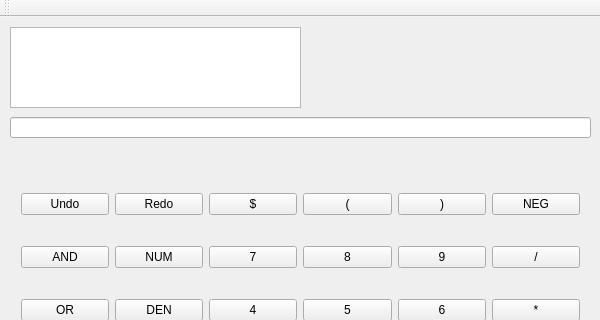
Above: UTComputer/views/mainwindow.ui from Pierre-Gilles/ut-computer before the change; both pictures show x 0 to 600 and y 0 to 320 of the 600 by 516 pixel window. Below: the same form after it.
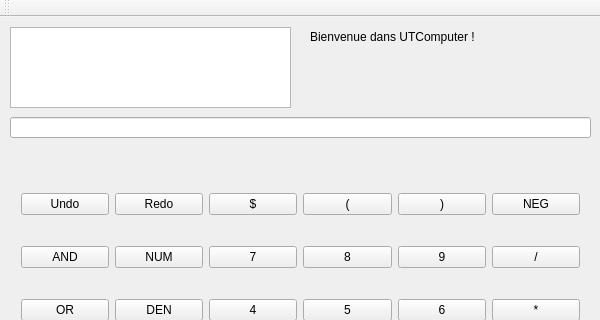
That is the form after the change.

Commit message: added all button, calculate working, showing stack state

```diff
--- a/UTComputer/views/mainwindow.ui
+++ b/UTComputer/views/mainwindow.ui
@@ -246,12 +246,38 @@
      </item>
     </layout>
    </widget>
-   <widget class="QListView" name="listView">
+   <widget class="QLabel" name="welcomeUTComputer">
+    <property name="geometry">
+     <rect>
+      <x>310</x>
+      <y>10</y>
+      <width>201</width>
+      <height>20</height>
+     </rect>
+    </property>
+    <property name="text">
+     <string>Bienvenue dans UTComputer !</string>
+    </property>
+   </widget>
+   <widget class="QLabel" name="errorLabel">
+    <property name="geometry">
+     <rect>
+      <x>310</x>
+      <y>40</y>
+      <width>271</width>
+      <height>51</height>
+     </rect>
+    </property>
+    <property name="text">
+     <string/>
+    </property>
+   </widget>
+   <widget class="QListWidget" name="listWidget">
     <property name="geometry">
      <rect>
       <x>10</x>
       <y>10</y>
-      <width>291</width>
+      <width>281</width>
       <height>81</height>
      </rect>
     </property>
```
Left out of the diff: 56 changed lines with no effect on the pictures. The commit also changes 4 other files.
